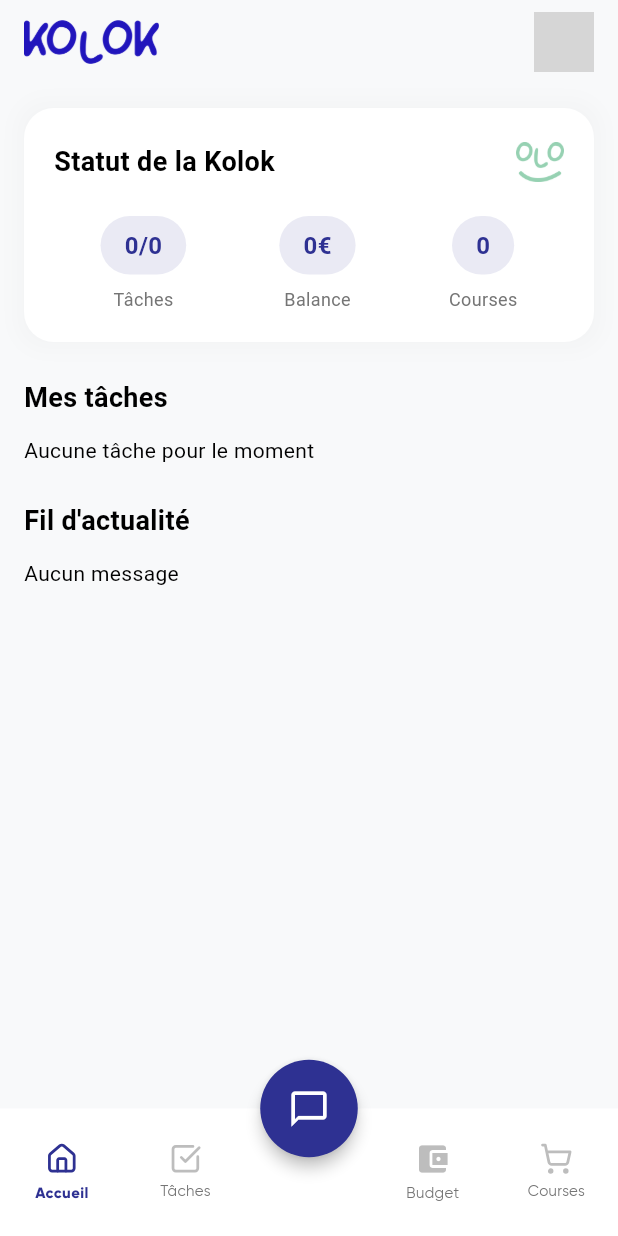
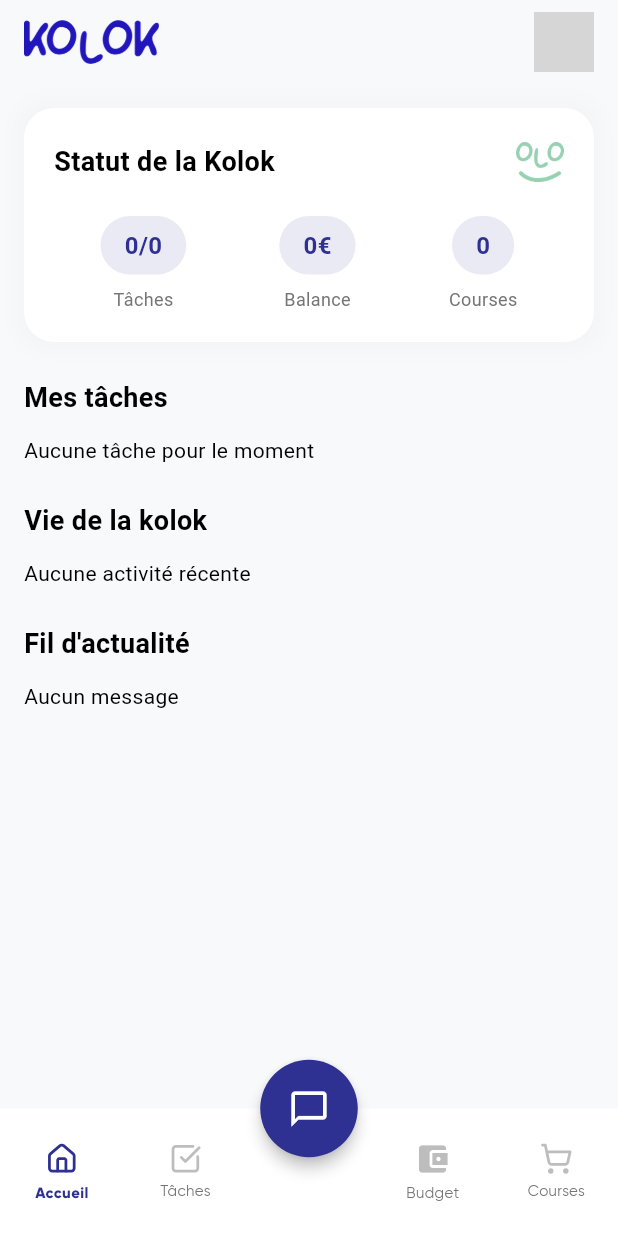
Before and after one commit to JulesssL/front-kolok, a Flutter app: the MainScreen screen opened directly, on a phone screen of 412 x 824 dp. Run offline on Flutter 3.47's test engine with Material 3 defaults, Android fonts, the phone set to English and light mode, and no system bars; our stand-ins replace cached_network_image, flutter_dotenv, flutter_secure_storage, flutter_svg, google_fonts, image_picker and 2 more; accounts and stored records are empty; network calls fail; project files that could hold a hidden picture were left out; grey boxes are pictures that could not be loaded.

Commit message:
feat(home): add 'Vie de la kolok' activity timeline

```diff
--- /dev/null
+++ b/lib/models/kolok_activity.dart
@@ -0,0 +1,47 @@
+import 'package:flutter/material.dart';
+
+enum ActivityType {
+  taskDone,
+  expenseAdded,
+  shoppingAdded,
+}
+
+class KolokActivity {
+  final String id;
+  final ActivityType type;
+  final String description;
+  final DateTime date;
+  final String? userInitial;
+  final String? userAvatarUrl;
+
+  KolokActivity({
+    required this.id,
+    required this.type,
+    required this.description,
+    required this.date,
+    this.userInitial,
+    this.userAvatarUrl,
+  });
+
+  IconData get icon {
+    switch (type) {
+      case ActivityType.taskDone:
+        return Icons.cleaning_services;
+      case ActivityType.expenseAdded:
+        return Icons.attach_money;
+      case ActivityType.shoppingAdded:
+        return Icons.shopping_basket;
+    }
+  }
+
+  Color get color {
+    switch (type) {
+      case ActivityType.taskDone:
+        return const Color(0xFF4CE0B3); // Greenish
+      case ActivityType.expenseAdded:
+        return const Color(0xFFFF6B6B); // Reddish/Pinkish
+      case ActivityType.shoppingAdded:
+        return const Color(0xFFFCA311); // Orange/Yellowish
+    }
+  }
+}
--- a/lib/models/shopping_item.dart
+++ b/lib/models/shopping_item.dart
@@ -6,6 +6,8 @@ class ShoppingItem {
   final String? quantity;
   final bool isBought;
   final User? createdBy;
+  final DateTime? createdAt;
+  final DateTime? updatedAt;
 
   ShoppingItem({
     required this.id,
@@ -13,6 +15,8 @@ class ShoppingItem {
     this.quantity,
     required this.isBought,
     this.createdBy,
+    this.createdAt,
+    this.updatedAt,
   });
 
   factory ShoppingItem.fromJson(Map<String, dynamic> json) {
@@ -22,6 +26,8 @@ class ShoppingItem {
       quantity: json['quantity'],
       isBought: json['is_bought'] ?? false,
       createdBy: json['createdBy'] != null ? User.fromJson(json['createdBy']) : null,
+      createdAt: json['createdAt'] != null ? DateTime.parse(json['createdAt']) : (json['created_at'] != null ? DateTime.parse(json['created_at']) : null),
+      updatedAt: json['updatedAt'] != null ? DateTime.parse(json['updatedAt']) : (json['updated_at'] != null ? DateTime.parse(json['updated_at']) : null),
     );
   }
 }
--- a/lib/models/task.dart
+++ b/lib/models/task.dart
@@ -9,6 +9,8 @@ class Task {
   final DateTime? dueDate;
   final User? assignedTo;
   final Kolok? kolok;
+  final DateTime? createdAt;
+  final DateTime? updatedAt;
 
   Task({
     required this.id,
@@ -18,6 +20,8 @@ class Task {
     this.dueDate,
     this.assignedTo,
     this.kolok,
+    this.createdAt,
+    this.updatedAt,
   });
 
   factory Task.fromJson(Map<String, dynamic> json) {
@@ -29,6 +33,8 @@ class Task {
       dueDate: json['due_date'] != null ? DateTime.parse(json['due_date']) : null,
       assignedTo: json['assignedTo'] != null ? User.fromJson(json['assignedTo']) : null,
       kolok: json['kolok'] != null ? Kolok.fromJson(json['kolok']) : null,
+      createdAt: json['createdAt'] != null ? DateTime.parse(json['createdAt']) : (json['created_at'] != null ? DateTime.parse(json['created_at']) : null),
+      updatedAt: json['updatedAt'] != null ? DateTime.parse(json['updatedAt']) : (json['updated_at'] != null ? DateTime.parse(json['updated_at']) : null),
     );
   }
 
--- a/lib/screens/home/home_screen.dart
+++ b/lib/screens/home/home_screen.dart
@@ -9,6 +9,7 @@ import '../../providers/auth_provider.dart';
 import '../settings/settings_screen.dart';
 import '../../widgets/task_details_modal.dart';
 import '../../models/task.dart';
+import '../../models/kolok_activity.dart';
 
 class HomeScreen extends StatefulWidget {
   const HomeScreen({super.key});
@@ -82,6 +83,49 @@ class _HomeScreenState extends State<HomeScreen> {
           // Simple balance logic for now
           final totalExpenses = expenseProv.expenses.fold(0.0, (sum, e) => sum + e.amount);
 
+          // Aggregation for Kolok Activity
+          final List<KolokActivity> activities = [];
+
+          for (var t in taskProv.tasks) {
+            if (t.status == 'done' && t.updatedAt != null) {
+              activities.add(KolokActivity(
+                id: 't_${t.id}',
+                type: ActivityType.taskDone,
+                description: '${t.assignedTo?.name ?? 'Quelqu\'un'} a terminé la tâche "${t.title}"',
+                date: t.updatedAt!,
+                userInitial: t.assignedTo?.name?[0].toUpperCase(),
+                userAvatarUrl: t.assignedTo?.avatarUrl,
+              ));
+            }
+          }
+
+          for (var e in expenseProv.expenses) {
+            activities.add(KolokActivity(
+              id: 'e_${e.id}',
+              type: ActivityType.expenseAdded,
+              description: '${e.payer?.name ?? 'Quelqu\'un'} a ajouté une dépense de ${e.amount.toStringAsFixed(0)}€ ("${e.title}")',
+              date: e.date,
+              userInitial: e.payer?.name?[0].toUpperCase(),
+              userAvatarUrl: e.payer?.avatarUrl,
+            ));
+          }
+
+          for (var item in shoppingProv.items) {
+            if (item.createdAt != null) {
+              activities.add(KolokActivity(
+                id: 's_${item.id}',
+                type: ActivityType.shoppingAdded,
+                description: '${item.createdBy?.name ?? 'Quelqu\'un'} a ajouté "${item.name}" aux courses',
+                date: item.createdAt!,
+                userInitial: item.createdBy?.name?[0].toUpperCase(),
+                userAvatarUrl: item.createdBy?.avatarUrl,
+              ));
+            }
+          }
+
+          activities.sort((a, b) => b.date.compareTo(a.date));
+          final latestActivities = activities.take(3).toList();
+
           return RefreshIndicator(
             onRefresh: () async {
               await Future.wait([
@@ -106,6 +150,16 @@ class _HomeScreenState extends State<HomeScreen> {
                   const Text("Aucune tâche pour le moment")
                 else
                   ...tasks.take(3).map((t) => _buildTaskItem(t)),
+                const SizedBox(height: 24),
+                const Text(
+                  "Vie de la kolok",
+                  style: TextStyle(fontSize: 18, fontWeight: FontWeight.bold),
+                ),
+                const SizedBox(height: 12),
+                if (latestActivities.isEmpty)
+                  const Text("Aucune activité récente")
+                else
+                  ...latestActivities.map((act) => _buildActivityItem(act)),
                 const SizedBox(height: 24),
                 const Text(
                   "Fil d'actualité",
@@ -274,6 +328,42 @@ class _HomeScreenState extends State<HomeScreen> {
     );
   }
 
+  Widget _buildActivityItem(KolokActivity act) {
+    return Padding(
+      padding: const EdgeInsets.only(bottom: 12.0),
+      child: Row(
+        children: [
+          Container(
+            width: 40,
+            height: 40,
+            decoration: BoxDecoration(
+              color: act.color.withOpacity(0.1),
+              shape: BoxShape.circle,
+            ),
+            child: Icon(act.icon, color: act.color, size: 20),
+          ),
+          const SizedBox(width: 16),
+          Expanded(
+            child: Column(
+              crossAxisAlignment: CrossAxisAlignment.start,
+              children: [
+                Text(
+                  act.description,
+                  style: const TextStyle(fontSize: 13, fontWeight: FontWeight.w500),
+                ),
+                const SizedBox(height: 2),
+                Text(
+                  DateFormat('dd/MM HH:mm').format(act.date),
+                  style: TextStyle(fontSize: 11, color: Colors.grey.shade500),
+                ),
+              ],
+            ),
+          ),
+        ],
+      ),
+    );
+  }
+
   Widget _buildFeedItem(String initial, String text, String time, String? avatarUrl) {
     return Padding(
       padding: const EdgeInsets.only(bottom: 16.0),
```
